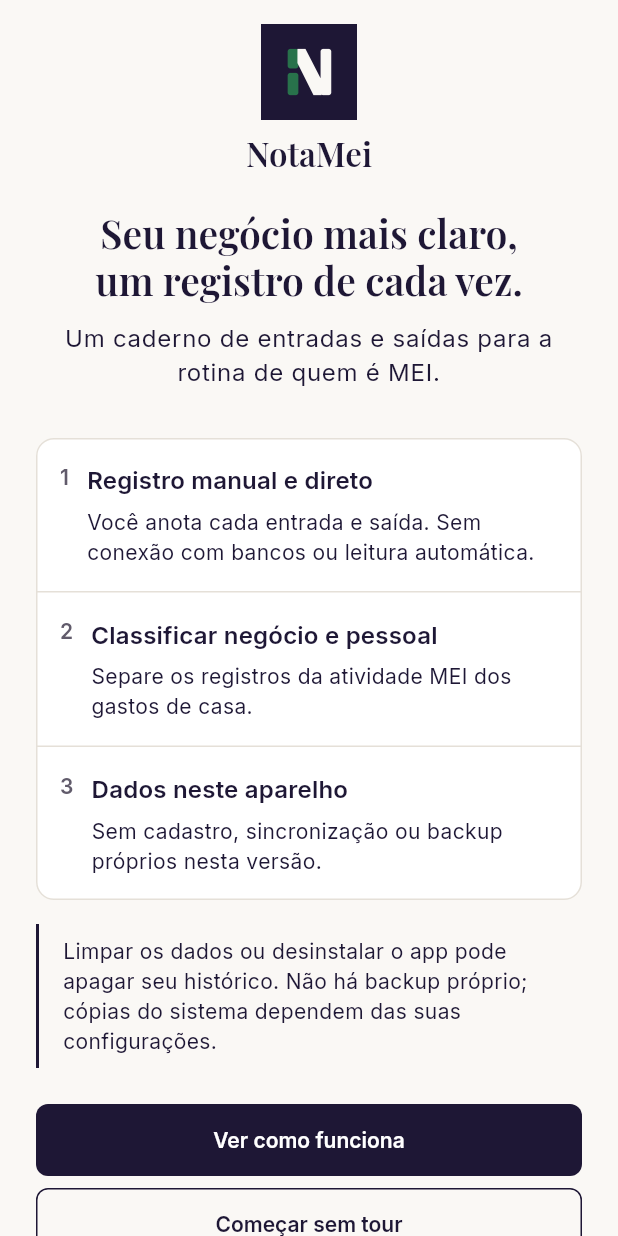
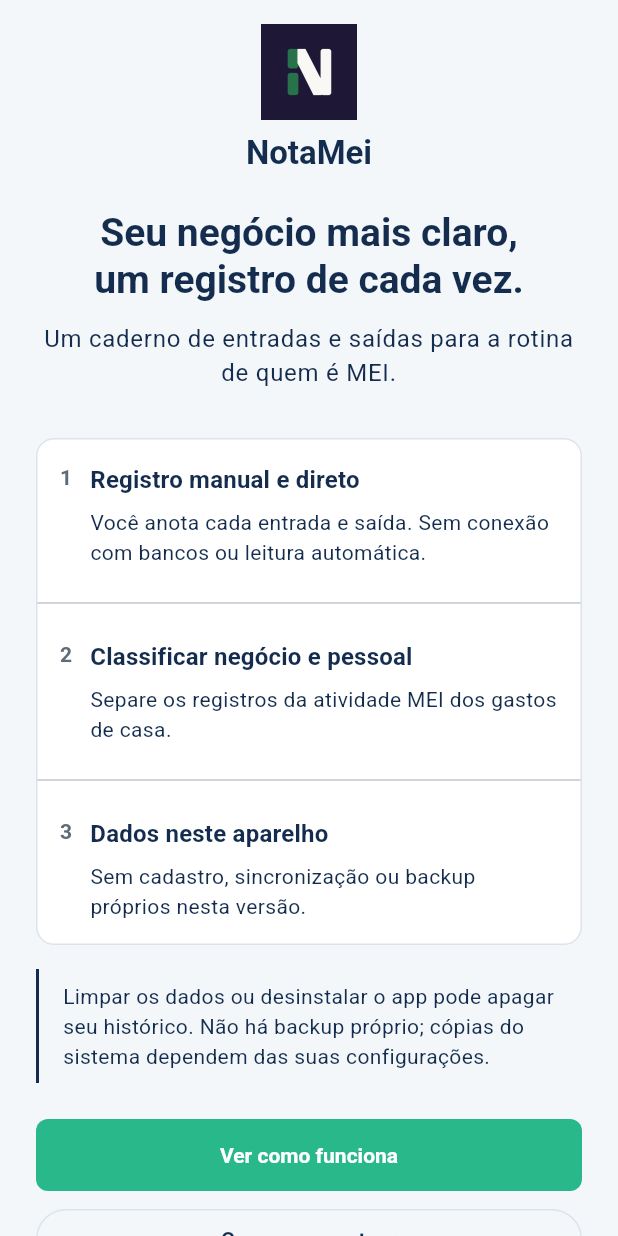
Before and after one commit to Isaqueodev/NotaMei, a Flutter app: the screen it shows after launch, on a phone screen of 412 x 824 dp. Run offline on Flutter 3.47's test engine with Material 3 defaults, Android fonts, the phone set to English and light mode, and no system bars; our stand-ins replace flutter_local_notifications, flutter_timezone, pdf, share_plus, shared_preferences, sqflite and 1 more; missing offline and left inert: flutter_file_dialog; accounts and stored records are empty.

Commit message:
atualização na interface

```diff
--- a/lib/theme/notamei_theme.dart
+++ b/lib/theme/notamei_theme.dart
@@ -2,29 +2,35 @@ import 'package:flutter/material.dart';
 
 /// Editorial B tokens. Legacy names remain aliases during the visual migration.
 abstract final class NotaMeiTheme {
-  static const ink = Color(0xFF1E1735);
-  static const paper = Color(0xFFFAF8F5);
-  static const muted = Color(0xFF615B6B);
-  static const border = Color(0xFFE5E0D8);
-  static const income = Color(0xFF28724B);
-  static const expense = Color(0xFFB23836);
-  static const incomeDark = Color(0xFFA9E4B7);
+  static const primary = Color(0xFF142D4E);
+  static const destaque = Color(0xFF28B889);
+  static const fundo = Color(0xFFF4F7FA);
+
+  static const ink = primary;
+  static const paper = fundo;
+  static const muted = Color(0xFF5F6B7A);
+  static const border = Color(0xFFDCE3EC);
+  static const income = Color(0xFF28B889);
+  static const expense = Color(0xFFD64545);
+  static const incomeDark = Color(0xFFA9F5D1);
   static const expenseDark = Color(0xFFFFB7AE);
-  static const clay = Color(0xFFA65D47);
-  static const purple = ink;
-  static const palePurple = paper;
-  static const mint = Color(0xFFEDF5EE);
+  static const clay = destaque;
+  static const purple = primary;
+  static const palePurple = fundo;
+  static const mint = Color(0xFFEFFAF6);
 
   static ThemeData get data {
     final scheme =
         ColorScheme.fromSeed(
-          seedColor: ink,
+          seedColor: primary,
           brightness: Brightness.light,
         ).copyWith(
-          primary: ink,
+          primary: primary,
           onPrimary: Colors.white,
+          secondary: destaque,
+          onSecondary: Colors.white,
           surface: Colors.white,
-          onSurface: ink,
+          onSurface: primary,
           onSurfaceVariant: muted,
           outline: border,
           error: expense,
@@ -33,56 +39,57 @@ abstract final class NotaMeiTheme {
     final base = ThemeData(
       useMaterial3: true,
       colorScheme: scheme,
-      fontFamily: 'Inter',
+      fontFamily: 'Roboto',
     );
+
     final text = base.textTheme.copyWith(
       headlineSmall: const TextStyle(
-        fontFamily: 'Playfair Display',
+        fontFamily: 'Roboto',
         fontSize: 26,
-        fontWeight: FontWeight.w600,
+        fontWeight: FontWeight.w700,
         height: 1.2,
-        color: ink,
+        color: primary,
       ),
       headlineMedium: const TextStyle(
-        fontFamily: 'Playfair Display',
+        fontFamily: 'Roboto',
         fontSize: 32,
         fontWeight: FontWeight.w700,
         height: 1.15,
-        color: ink,
+        color: primary,
       ),
       titleLarge: const TextStyle(
-        fontFamily: 'Playfair Display',
+        fontFamily: 'Roboto',
         fontSize: 22,
         fontWeight: FontWeight.w600,
         height: 1.25,
-        color: ink,
+        color: primary,
       ),
       titleMedium: const TextStyle(
-        fontFamily: 'Inter',
+        fontFamily: 'Roboto',
         fontSize: 16,
         fontWeight: FontWeight.w600,
-        color: ink,
+        color: primary,
       ),
       bodyLarge: const TextStyle(
-        fontFamily: 'Inter',
+        fontFamily: 'Roboto',
         fontSize: 16,
         height: 1.45,
-        color: ink,
+        color: primary,
       ),
       bodyMedium: const TextStyle(
-        fontFamily: 'Inter',
+        fontFamily: 'Roboto',
         fontSize: 14,
         height: 1.45,
-        color: ink,
+        color: primary,
       ),
       bodySmall: const TextStyle(
-        fontFamily: 'Inter',
-        fontSize: 14,
+        fontFamily: 'Roboto',
+        fontSize: 13,
         height: 1.35,
         color: muted,
       ),
       labelLarge: const TextStyle(
-        fontFamily: 'Inter',
+        fontFamily: 'Roboto',
         fontSize: 14,
         fontWeight: FontWeight.w600,
       ),
@@ -90,101 +97,18 @@ abstract final class NotaMeiTheme {
     final shape = RoundedRectangleBorder(
       borderRadius: BorderRadius.circular(8),
     );
+
     return base.copyWith(
       textTheme: text,
-      scaffoldBackgroundColor: paper,
-      appBarTheme: AppBarTheme(
-        backgroundColor: paper,
-        foregroundColor: ink,
-        surfaceTintColor: Colors.transparent,
-        elevation: 0,
-        scrolledUnderElevation: 0,
-        centerTitle: false,
-        titleTextStyle: text.titleLarge,
-      ),
-      cardTheme: CardThemeData(
-        color: Colors.white,
-        surfaceTintColor: Colors.transparent,
-        elevation: 0,
-        margin: EdgeInsets.zero,
-        shape: RoundedRectangleBorder(
-          borderRadius: BorderRadius.circular(12),
-          side: const BorderSide(color: border),
-        ),
-      ),
-      dividerTheme: const DividerThemeData(
-        color: border,
-        thickness: 1,
-        space: 1,
-      ),
       filledButtonTheme: FilledButtonThemeData(
         style: FilledButton.styleFrom(
-          backgroundColor: ink,
+          backgroundColor: destaque,
           foregroundColor: Colors.white,
           minimumSize: const Size.fromHeight(48),
           shape: shape,
           textStyle: text.labelLarge,
         ),
       ),
-      outlinedButtonTheme: OutlinedButtonThemeData(
-        style: OutlinedButton.styleFrom(
-          foregroundColor: ink,
-          minimumSize: const Size.fromHeight(48),
-          side: const BorderSide(color: ink),
-          shape: shape,
-          textStyle: text.labelLarge,
-        ),
-      ),
-      textButtonTheme: TextButtonThemeData(
-        style: TextButton.styleFrom(
-          minimumSize: const Size(48, 48),
-          textStyle: text.labelLarge,
-        ),
-      ),
-      chipTheme: ChipThemeData(
-        backgroundColor: paper,
-        selectedColor: ink,
-        secondarySelectedColor: ink,
-        side: const BorderSide(color: border),
-        shape: shape,
-        labelStyle: text.labelLarge,
-        padding: const EdgeInsets.symmetric(horizontal: 8, vertical: 8),
-      ),
-      inputDecorationTheme: InputDecorationTheme(
-        filled: true,
-        fillColor: Colors.white,
-        border: OutlineInputBorder(
-          borderRadius: BorderRadius.circular(8),
-          borderSide: const BorderSide(color: border),
-        ),
-        enabledBorder: OutlineInputBorder(
-          borderRadius: BorderRadius.circular(8),
-          borderSide: const BorderSide(color: border),
-        ),
-        contentPadding: const EdgeInsets.all(16),
-      ),
-      navigationBarTheme: NavigationBarThemeData(
-        backgroundColor: Colors.white,
-        surfaceTintColor: Colors.transparent,
-        indicatorColor: paper,
-        elevation: 0,
-        height: 76,
-        labelTextStyle: WidgetStateProperty.resolveWith(
-          (states) => TextStyle(
-            fontFamily: 'Inter',
-            fontSize: 14,
-            fontWeight: states.contains(WidgetState.selected)
-                ? FontWeight.w600
-                : FontWeight.w400,
-            color: states.contains(WidgetState.selected) ? ink : muted,
-          ),
-        ),
-        iconTheme: WidgetStateProperty.resolveWith(
-          (states) => IconThemeData(
-            color: states.contains(WidgetState.selected) ? ink : muted,
-          ),
-        ),
-      ),
     );
   }
 }
```
Also changed, not shown: pubspec.yaml (+7 -5 lines), assets/fonts/Roboto-Bold.ttf (added), assets/fonts/Roboto-Medium.ttf (added), assets/fonts/Roboto-Regular.ttf (added).
